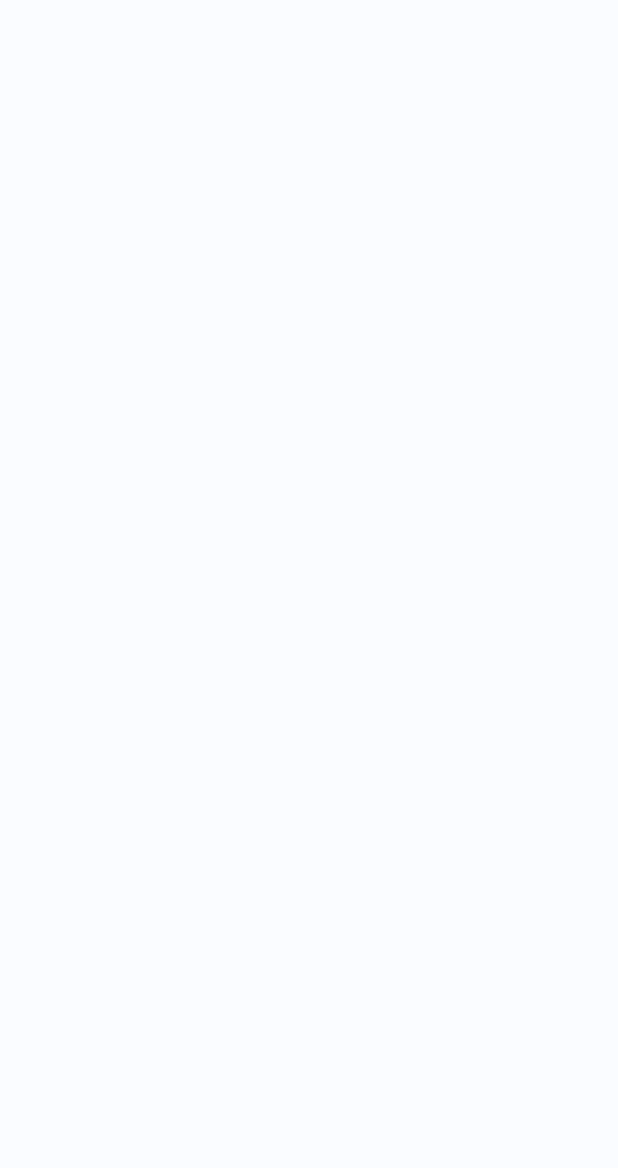
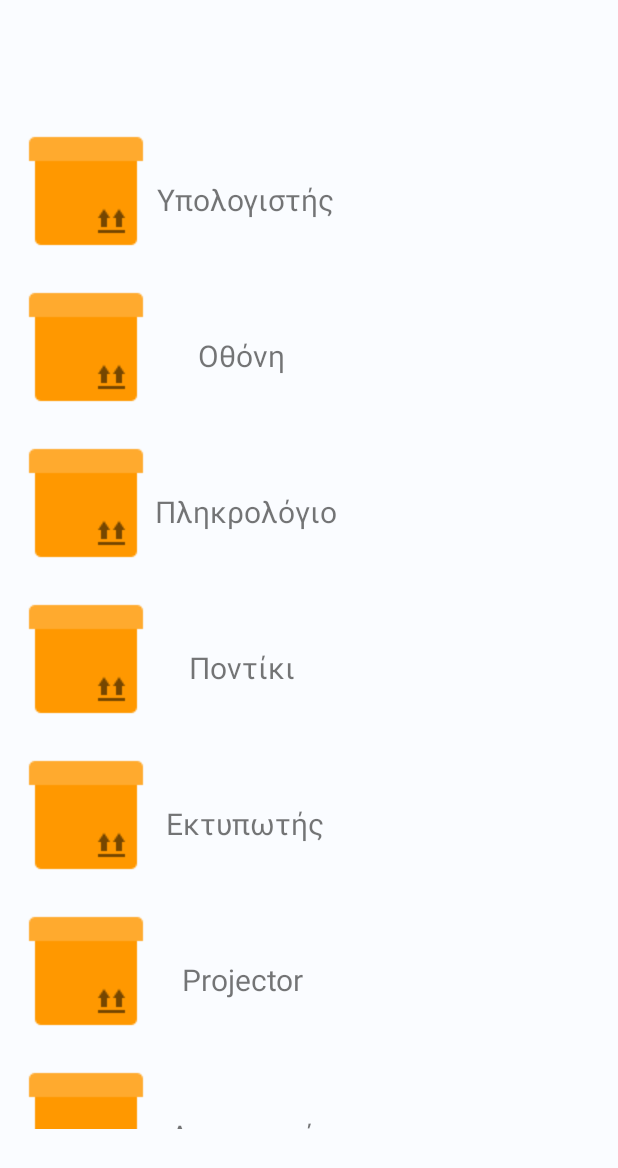
Before and after one commit to patpan7/StoreKeeper, an Android app: the products screen opened directly, with no data from a screen before it, on a phone screen of 412 x 824 dp. Before the commit the part shown is empty. Shown: the top 1168 px of the screen. Run offline under Robolectric (Android 15) with nearby library versions, the phone set to English and light mode, and no system bars.

Commit message:
RecycleView on products

```diff
--- a/app/build.gradle
+++ b/app/build.gradle
@@ -30,9 +30,9 @@ android {
 
 dependencies {
 
-    implementation 'androidx.appcompat:appcompat:1.4.1'
-    implementation 'com.google.android.material:material:1.5.0'
-    implementation 'androidx.constraintlayout:constraintlayout:2.1.3'
+    implementation 'androidx.appcompat:appcompat:1.5.1'
+    implementation 'com.google.android.material:material:1.6.1'
+    implementation 'androidx.constraintlayout:constraintlayout:2.1.4'
     testImplementation 'junit:junit:4.13.2'
     androidTestImplementation 'androidx.test.ext:junit:1.1.3'
     androidTestImplementation 'androidx.test.espresso:espresso-core:3.4.0'
--- /dev/null
+++ b/app/src/main/java/com/example/storekeeper/Products_RVAdapter.java
@@ -0,0 +1,55 @@
+package com.example.storekeeper;
+
+import android.content.Context;
+import android.view.LayoutInflater;
+import android.view.View;
+import android.view.ViewGroup;
+import android.widget.TextView;
+
+import androidx.annotation.NonNull;
+import androidx.recyclerview.widget.RecyclerView;
+
+import java.util.ArrayList;
+
+public class Products_RVAdapter extends RecyclerView.Adapter<Products_RVAdapter.MyViewHolder> {
+
+    Context context;
+    ArrayList<productModel> productModels;
+
+    public Products_RVAdapter(Context context, ArrayList<productModel> productModels){
+        this.context = context;
+        this.productModels = productModels;
+    }
+
+    @NonNull
+    @Override
+    public Products_RVAdapter.MyViewHolder onCreateViewHolder(@NonNull ViewGroup parent, int viewType) {
+        LayoutInflater inflater = LayoutInflater.from(context);
+        View view = inflater.inflate(R.layout.product_row,parent,false);
+
+        return new Products_RVAdapter.MyViewHolder(view);
+    }
+
+    @Override
+    public void onBindViewHolder(@NonNull Products_RVAdapter.MyViewHolder holder, int position) {
+        holder.tvName.setText(productModels.get(position).getProductName());
+
+    }
+
+    @Override
+    public int getItemCount() {
+
+        return productModels.size();
+    }
+
+    public static class MyViewHolder extends RecyclerView.ViewHolder{
+
+        TextView tvName;
+
+         public MyViewHolder(@NonNull View itemView) {
+            super(itemView);
+
+            tvName = itemView.findViewById(R.id.product_title);
+        }
+    }
+}
--- /dev/null
+++ b/app/src/main/java/com/example/storekeeper/productModel.java
@@ -0,0 +1,14 @@
+package com.example.storekeeper;
+
+public class productModel {
+    String productName;
+
+
+    public productModel(String productName) {
+        this.productName = productName;
+    }
+
+    public String getProductName() {
+        return productName;
+    }
+}
--- a/app/src/main/java/com/example/storekeeper/products.java
+++ b/app/src/main/java/com/example/storekeeper/products.java
@@ -1,14 +1,36 @@
 package com.example.storekeeper;
 
 import androidx.appcompat.app.AppCompatActivity;
+import androidx.recyclerview.widget.LinearLayoutManager;
+import androidx.recyclerview.widget.RecyclerView;
 
 import android.os.Bundle;
 
+import java.util.ArrayList;
+
 public class products extends AppCompatActivity {
+
+    ArrayList<productModel> productModels = new ArrayList<>();
+
 
     @Override
     protected void onCreate(Bundle savedInstanceState) {
         super.onCreate(savedInstanceState);
         setContentView(R.layout.activity_products);
+
+        RecyclerView recyclerView = findViewById(R.id.productsRV);
+        setUpProductModels();
+
+        Products_RVAdapter adapter = new Products_RVAdapter(this,productModels);
+        recyclerView.setAdapter(adapter);
+        recyclerView.setLayoutManager(new LinearLayoutManager(this));
+    }
+
+    private void setUpProductModels() {
+        String[] productNames = getResources().getStringArray(R.array.products_full_text);
+
+        for (String productName : productNames) {
+            productModels.add(new productModel(productName));
+        }
     }
 }
--- a/app/src/main/res/layout/activity_products.xml
+++ b/app/src/main/res/layout/activity_products.xml
@@ -6,4 +6,16 @@
     android:layout_height="match_parent"
     tools:context=".products">
 
+    <androidx.recyclerview.widget.RecyclerView
+        android:id="@+id/productsRV"
+        android:layout_width="409dp"
+        android:layout_height="681dp"
+        android:layout_marginStart="1dp"
+        android:layout_marginTop="1dp"
+        android:layout_marginEnd="1dp"
+        android:layout_marginBottom="1dp"
+        app:layout_constraintBottom_toBottomOf="parent"
+        app:layout_constraintEnd_toEndOf="parent"
+        app:layout_constraintStart_toStartOf="parent"
+        app:layout_constraintTop_toTopOf="parent" />
 </androidx.constraintlayout.widget.ConstraintLayout>
--- /dev/null
+++ b/app/src/main/res/layout/product_row.xml
@@ -0,0 +1,52 @@
+<?xml version="1.0" encoding="utf-8"?>
+<androidx.constraintlayout.widget.ConstraintLayout xmlns:android="http://schemas.android.com/apk/res/android"
+    xmlns:app="http://schemas.android.com/apk/res-auto"
+    xmlns:tools="http://schemas.android.com/tools"
+    android:layout_width="match_parent"
+    android:layout_height="wrap_content">
+
+    <androidx.cardview.widget.CardView
+        android:layout_width="match_parent"
+        android:layout_height="wrap_content"
+        android:layout_marginTop="15dp"
+        android:layout_marginBottom="5dp"
+        android:layout_marginStart="8dp"
+        android:layout_marginEnd="8dp"
+        app:cardCornerRadius="20dp"
+        android:elevation="8dp"
+        app:layout_constraintBottom_toBottomOf="parent"
+        app:layout_constraintEnd_toEndOf="parent"
+        app:layout_constraintStart_toStartOf="parent"
+        app:layout_constraintTop_toTopOf="parent" >
+
+        <androidx.constraintlayout.widget.ConstraintLayout
+            android:layout_width="match_parent"
+            android:layout_height="wrap_content">
+
+        </androidx.constraintlayout.widget.ConstraintLayout>
+    </androidx.cardview.widget.CardView>
+
+    <TextView
+        android:id="@+id/product_title"
+        android:layout_width="wrap_content"
+        android:layout_height="wrap_content"
+        android:layout_marginStart="32dp"
+        android:layout_marginTop="48dp"
+        android:layout_marginEnd="228dp"
+        android:text="TextView"
+        android:textSize="20dp"
+        app:layout_constraintEnd_toEndOf="parent"
+        app:layout_constraintHorizontal_bias="0.454"
+        app:layout_constraintStart_toEndOf="@+id/product_img"
+        app:layout_constraintTop_toTopOf="parent" />
+
+    <ImageView
+        android:id="@+id/product_img"
+        android:layout_width="wrap_content"
+        android:layout_height="wrap_content"
+        android:layout_marginStart="8dp"
+        android:layout_marginTop="8dp"
+        app:layout_constraintStart_toStartOf="parent"
+        app:layout_constraintTop_toTopOf="parent"
+        app:srcCompat="@drawable/products" />
+</androidx.constraintlayout.widget.ConstraintLayout>
--- a/app/src/main/res/values/strings.xml
+++ b/app/src/main/res/values/strings.xml
@@ -1,3 +1,20 @@
 <resources>
     <string name="app_name">Store Keeper</string>
+
+    <string-array name="products_full_text">
+        <item>Υπολογιστής</item>
+        <item>Οθόνη</item>
+        <item>Πληκρολόγιο</item>
+        <item>Ποντίκι</item>
+        <item>Εκτυπωτής</item>
+        <item>Projector</item>
+        <item>Ακουστικά</item>
+        <item>Υπολογιστής</item>
+        <item>Οθόνη</item>
+        <item>Πληκρολόγιο</item>
+        <item>Ποντίκι</item>
+        <item>Εκτυπωτής</item>
+        <item>Projector</item>
+        <item>Ακουστικά</item>
+    </string-array>
 </resources>
```
